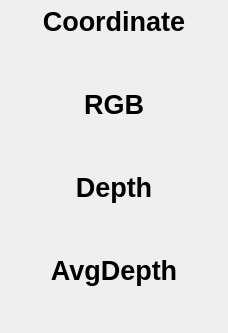
1500136508/AngstrongDemo, file AngstrongDemo/displayview.ui: the form before one commit.
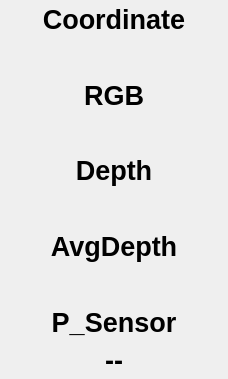
The form after the commit. Icons and pictures are not drawn.

Commit message: 加入ASJ Sensor采集图像测试代码与界面

```diff
--- a/AngstrongDemo/displayview.ui
+++ b/AngstrongDemo/displayview.ui
@@ -7,7 +7,7 @@
     <x>0</x>
     <y>0</y>
     <width>228</width>
-    <height>333</height>
+    <height>379</height>
    </rect>
   </property>
   <property name="windowTitle">
@@ -30,6 +30,11 @@
     <number>0</number>
    </property>
    <item row="0" column="0">
+    <layout class="QVBoxLayout" name="verticalLayout">
+     <property name="spacing">
+      <number>0</number>
+     </property>
+     <item>
     <widget class="QLabel" name="m_lab_mouse_xy_title">
      <property name="font">
       <font>
@@ -49,7 +54,7 @@
      </property>
     </widget>
    </item>
-   <item row="1" column="0">
+     <item>
     <widget class="QLabel" name="m_lab_mouse_xy">
      <property name="font">
       <font>
@@ -69,7 +74,7 @@
      </property>
     </widget>
    </item>
-   <item row="2" column="0">
+     <item>
     <widget class="QLabel" name="m_lab_rgb_title">
      <property name="font">
       <font>
@@ -86,7 +91,7 @@
      </property>
     </widget>
    </item>
-   <item row="3" column="0">
+     <item>
     <widget class="QLabel" name="m_lab_rgb">
      <property name="font">
       <font>
@@ -106,7 +111,7 @@
      </property>
     </widget>
    </item>
-   <item row="4" column="0">
+     <item>
     <widget class="QLabel" name="m_lab_depth_title">
      <property name="font">
       <font>
@@ -123,7 +128,7 @@
      </property>
     </widget>
    </item>
-   <item row="5" column="0">
+     <item>
     <widget class="QLabel" name="m_lab_depth">
      <property name="font">
       <font>
@@ -143,7 +148,7 @@
      </property>
     </widget>
    </item>
-   <item row="6" column="0">
+     <item>
     <widget class="QLabel" name="m_lab_avg_depth_title">
      <property name="font">
       <font>
@@ -160,7 +165,7 @@
      </property>
     </widget>
    </item>
-   <item row="7" column="0">
+     <item>
     <layout class="QHBoxLayout" name="horizontalLayout">
      <item>
       <widget class="QLabel" name="m_lab_avg_depth01">
@@ -196,6 +201,45 @@
        </property>
        <property name="text">
         <string/>
+         </property>
+         <property name="alignment">
+          <set>Qt::AlignCenter</set>
+         </property>
+        </widget>
+       </item>
+      </layout>
+     </item>
+     <item>
+      <widget class="QLabel" name="m_lab_read_data_title">
+       <property name="font">
+        <font>
+         <pointsize>20</pointsize>
+         <weight>75</weight>
+         <bold>true</bold>
+        </font>
+       </property>
+       <property name="text">
+        <string>P_Sensor</string>
+       </property>
+       <property name="alignment">
+        <set>Qt::AlignCenter</set>
+       </property>
+      </widget>
+     </item>
+     <item>
+      <widget class="QLabel" name="m_lab_read_data">
+       <property name="font">
+        <font>
+         <pointsize>20</pointsize>
+         <weight>75</weight>
+         <bold>true</bold>
+        </font>
+       </property>
+       <property name="styleSheet">
+        <string notr="true">border-image: url(:/AngstrongDemo/image_ico/BG/BG3.png);</string>
+       </property>
+       <property name="text">
+        <string>--</string>
        </property>
        <property name="alignment">
         <set>Qt::AlignCenter</set>
```
Lines whose indentation alone changed are shown as unchanged. The commit also changes 35 other files.
